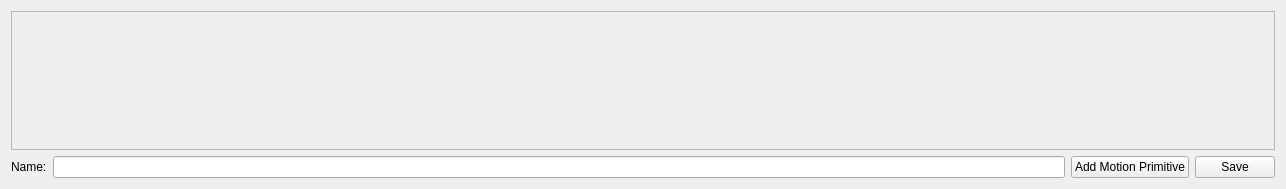
Above: src/ManeuverPlanner/VisualScripter/WidgetVisualScripter.ui from theilem/uavGS before the change. Below: the same form after it.
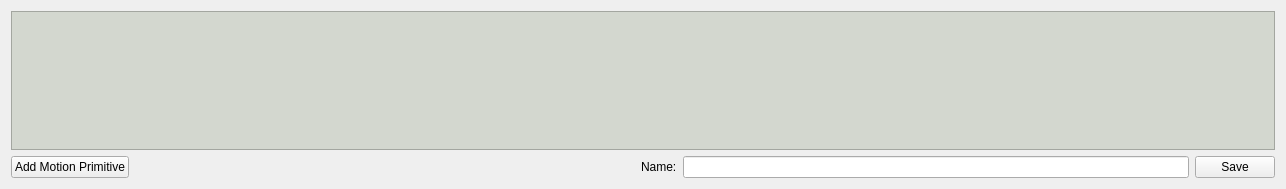
That is the form after the change.

Commit message: Changing color scheme

Diff of the .ui file:
```diff
--- a/src/ManeuverPlanner/VisualScripter/WidgetVisualScripter.ui
+++ b/src/ManeuverPlanner/VisualScripter/WidgetVisualScripter.ui
@@ -18,6 +18,9 @@
     <layout class="QVBoxLayout" name="verticalLayout">
      <item>
       <widget class="QScrollArea" name="scrollArea">
+       <property name="styleSheet">
+        <string notr="true">background-color: rgb(211, 215, 207)</string>
+       </property>
        <property name="widgetResizable">
         <bool>true</bool>
        </property>
@@ -26,8 +29,8 @@
          <rect>
           <x>0</x>
           <y>0</y>
-          <width>1258</width>
-          <height>107</height>
+          <width>1264</width>
+          <height>134</height>
          </rect>
         </property>
         <layout class="QHBoxLayout" name="horizontalLayout_2">
@@ -40,6 +43,26 @@
      </item>
      <item>
       <layout class="QHBoxLayout" name="horizontalLayout_3">
+       <item>
+        <widget class="QPushButton" name="add">
+         <property name="text">
+          <string>Add Motion Primitive</string>
+         </property>
+        </widget>
+       </item>
+       <item>
+        <spacer name="horizontalSpacer">
+         <property name="orientation">
+          <enum>Qt::Horizontal</enum>
+         </property>
+         <property name="sizeHint" stdset="0">
+          <size>
+           <width>40</width>
+           <height>20</height>
+          </size>
+         </property>
+        </spacer>
+       </item>
        <item>
         <widget class="QLabel" name="nameLabel">
          <property name="sizePolicy">
@@ -56,13 +79,6 @@
        <item>
         <widget class="QLineEdit" name="name"/>
        </item>
-       <item>
-        <widget class="QPushButton" name="add">
-         <property name="text">
-          <string>Add Motion Primitive</string>
-         </property>
-        </widget>
-       </item>
        <item>
         <widget class="QPushButton" name="save">
          <property name="text">
```
The commit also changes 7 other files.
